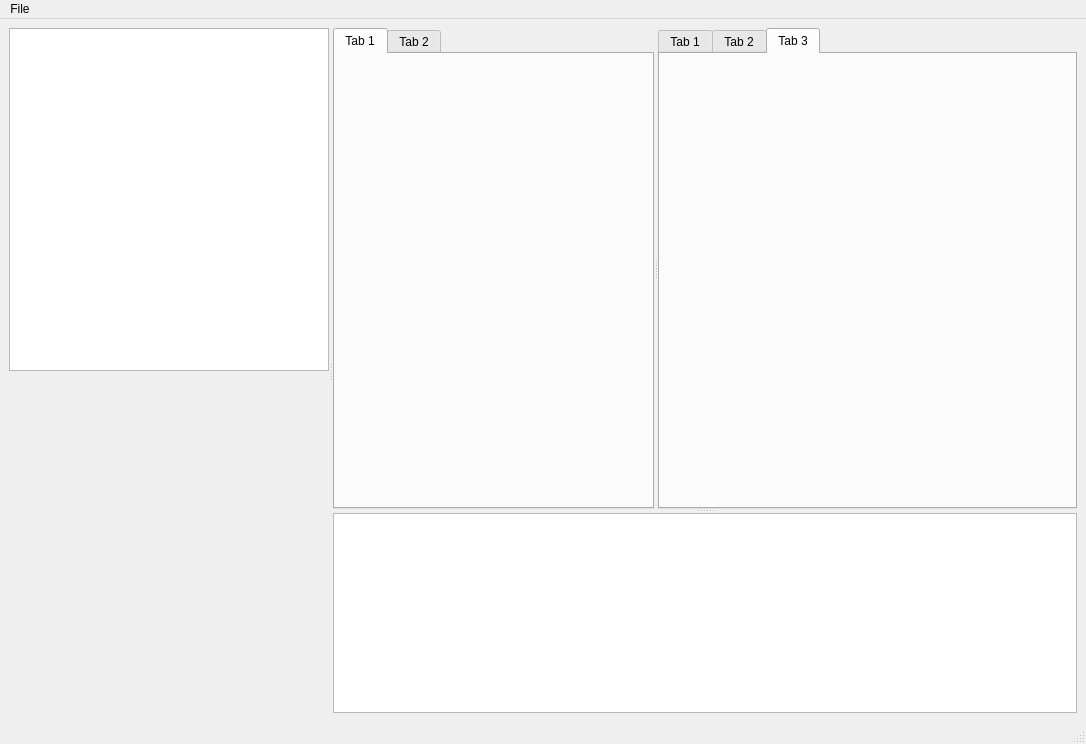
Before: the Qt Designer form src/ui_files/ui_ApplicationWindow.ui in tripathi-24/magnavis_v4_Interpol_Enhance_Trg, drawn with Qt 5.
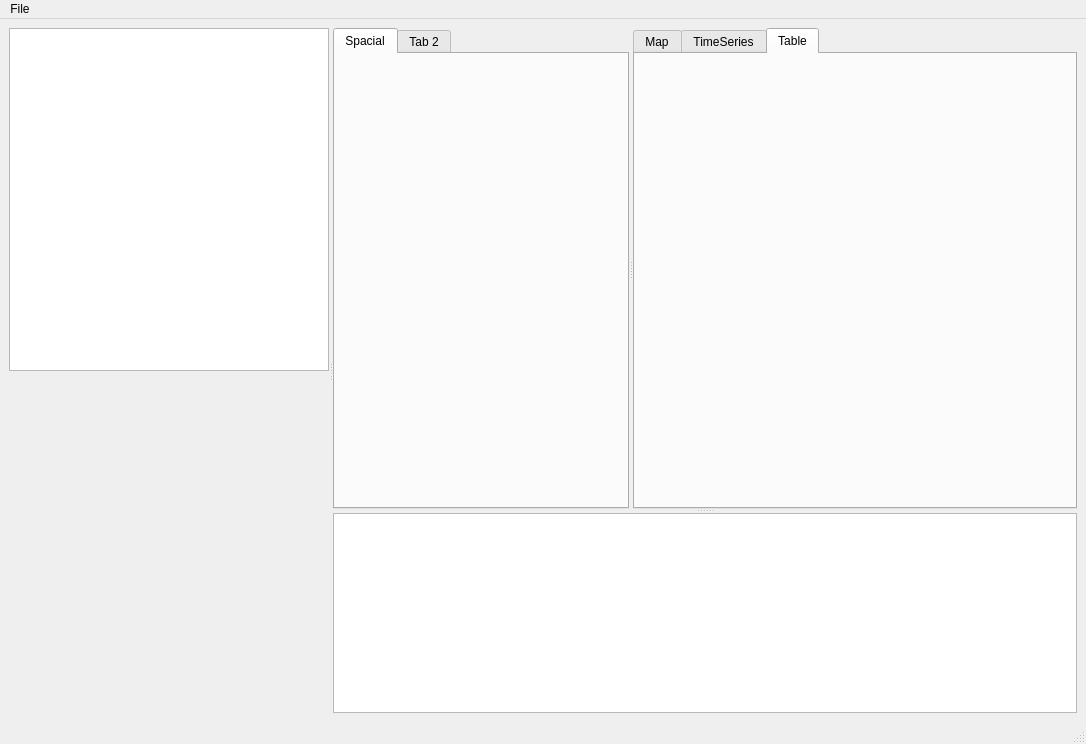
After: the same form once the commit is applied.

Commit message: added time series source and renamed tabs

```diff
--- a/src/ui_files/ui_ApplicationWindow.ui
+++ b/src/ui_files/ui_ApplicationWindow.ui
@@ -60,7 +60,7 @@
            <widget class="QTabWidget" name="tabWidget_2">
             <widget class="QWidget" name="tab_3">
              <attribute name="title">
-              <string>Tab 1</string>
+              <string>Spacial</string>
              </attribute>
             </widget>
             <widget class="QWidget" name="tab_4">
@@ -81,17 +81,17 @@
             </property>
             <widget class="QWidget" name="tab">
              <attribute name="title">
-              <string>Tab 1</string>
+              <string>Map</string>
              </attribute>
             </widget>
             <widget class="QWidget" name="tab_2">
              <attribute name="title">
-              <string>Tab 2</string>
+              <string>TimeSeries</string>
              </attribute>
             </widget>
             <widget class="QWidget" name="tab_5">
              <attribute name="title">
-              <string>Tab 3</string>
+              <string>Table</string>
              </attribute>
             </widget>
            </widget>
```
Left out of the diff: 9 changed lines with no effect on the pictures. The commit also changes 1 other file.
